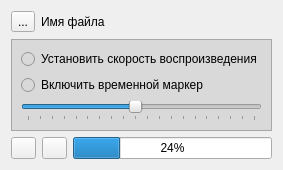
VorobetsRoman/ipRecorder, file playerform.ui: the form before one commit.
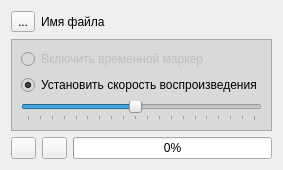
The form after the commit. Icons and pictures are not drawn.

Commit message:
Record and Play and timeMarker are working
Need to do: timeDelay, pause, new file on record pressed again, change
button icons

Diff of the .ui file:
```diff
--- a/playerform.ui
+++ b/playerform.ui
@@ -44,20 +44,26 @@
       <enum>QFrame::Raised</enum>
      </property>
      <layout class="QVBoxLayout" name="verticalLayout">
-      <item>
-       <widget class="QRadioButton" name="rbSetPlaySpeed">
-        <property name="text">
-         <string>Установить скорость воспроизведения</string>
-        </property>
-       </widget>
-      </item>
       <item>
        <widget class="QRadioButton" name="rbTimeMarkerIsOn">
+        <property name="enabled">
+         <bool>false</bool>
+        </property>
         <property name="text">
          <string>Включить временной маркер</string>
         </property>
        </widget>
       </item>
+      <item>
+       <widget class="QRadioButton" name="rbSetPlaySpeed">
+        <property name="text">
+         <string>Установить скорость воспроизведения</string>
+        </property>
+        <property name="checked">
+         <bool>true</bool>
+        </property>
+       </widget>
+      </item>
       <item>
        <widget class="QSlider" name="hsPlaySpeed">
         <property name="minimum">
@@ -123,7 +129,7 @@
      <item>
       <widget class="QProgressBar" name="progressPlayer">
        <property name="value">
-        <number>24</number>
+        <number>0</number>
        </property>
       </widget>
      </item>
```
Left out of the diff: 2 changed lines with no effect on the pictures. The commit also changes 9 other files.
